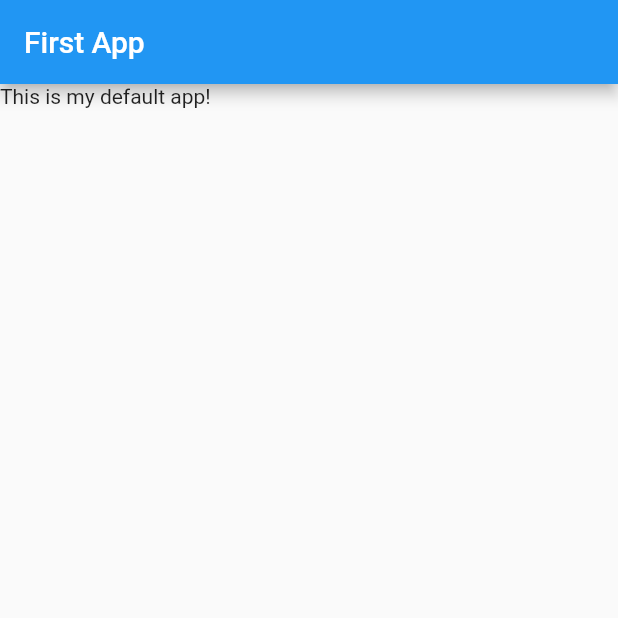
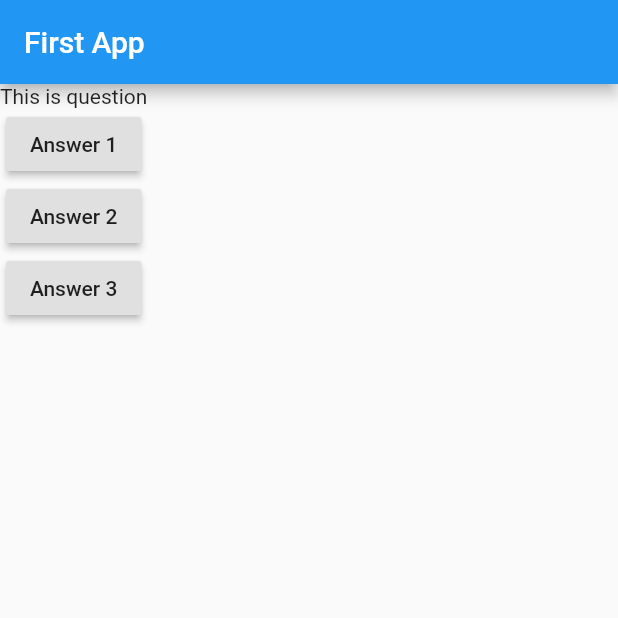
Before and after one commit to alpeshrathod25/learning-01-flutter-complete-guide, a Flutter app: the screen it shows after launch, on a phone screen of 412 x 824 dp, the top half of it. Run offline on Flutter 3.47's test engine with Material 2 defaults, Android fonts, the phone set to English and light mode, and no system bars.

Commit message:
Added anonymous function

```diff
--- a/lib/main.dart
+++ b/lib/main.dart
@@ -5,14 +5,42 @@ void main() {
 }
 
 class MyApp extends StatelessWidget {
+
+  void answerQuestion(){
+    print('Answer chosen');
+  }
+
   @override
   Widget build(BuildContext context) {
+  var questions = [
+    "What\'s your favourite color?",
+    "What\'s your favourite aniamrl?",
+  ];
+
     return MaterialApp(
       home: Scaffold(
         appBar: AppBar(
           title: Text('First App'),
         ),
-        body: Text('This is my default app!'),
+        body: Column(
+          children: [
+            Text('This is question'),
+            RaisedButton(
+              onPressed: answerQuestion,
+              child: Text('Answer 1'),
+            ),
+            RaisedButton(
+              onPressed: ()=>print('Answer two chosen with INLINE FUNCTION'),
+              child: Text('Answer 2'),
+            ),
+            RaisedButton(
+              onPressed: (){
+                print('Answer three chosen with ANONYMOUS FUNCTION');
+              },
+              child: Text('Answer 3'),
+            ),
+          ],
+        ),
       ),
     );
   }
```
